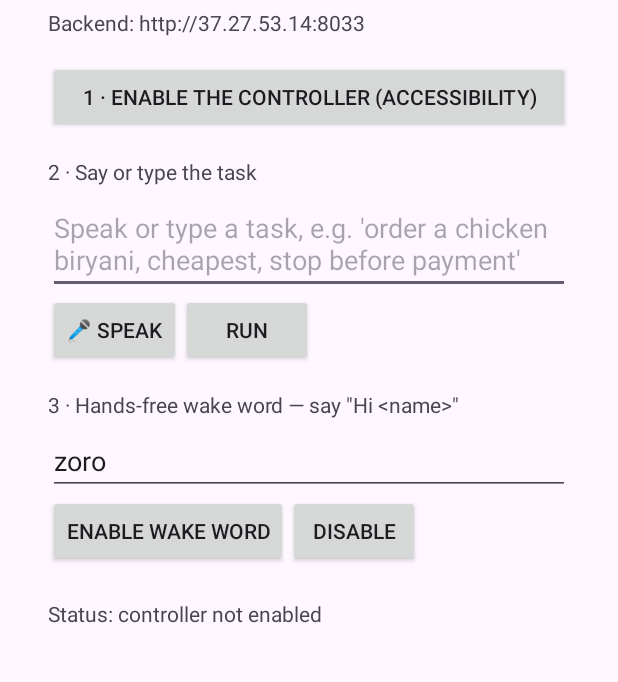
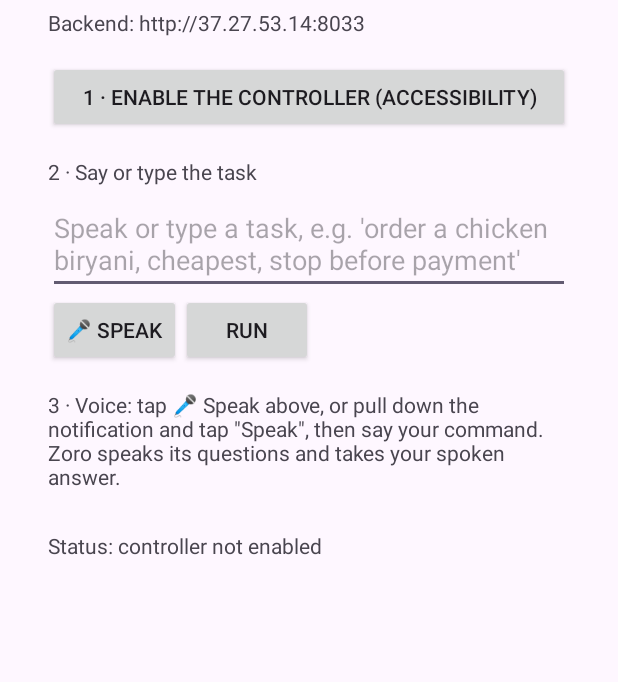
Before and after one commit to Gowravkumar123/Autonomous_Mobile_Agent, an Android app: the screen it shows after launch (MainActivity), on a phone screen of 412 x 824 dp, the part 209-891 px from its top. Run offline under Robolectric (Android 15) with nearby library versions, the phone set to English and light mode, and no system bars.

Commit message:
Replace always-on wake loop with push-to-talk (fix the runaway voice loop)
Android's SpeechRecognizer has no real hotword mode — the continuous wake loop restarted
every ~1s and never stopped. Removed it. Voice is now push-to-talk: a 'Speak' action on
the persistent notification (and the app mic) runs a single-shot listen -> command. The
clarification/approval Q&A is likewise single-shot with retry + spoken feedback. True
wake word would need a dedicated engine (Picovoice).

Co-Authored-By: Claude Opus 4.8 <noreply@anthropic.com>

```diff
--- a/android/app/src/main/java/com/quantumleap/agent/ui/MainActivity.kt
+++ b/android/app/src/main/java/com/quantumleap/agent/ui/MainActivity.kt
@@ -100,33 +100,13 @@ class MainActivity : AppCompatActivity() {
         })
         root.addView(row)
 
-        // --- hands-free wake word ("Hi <name>") ---
-        val prefs = getSharedPreferences("agent", MODE_PRIVATE)
-        val nameField = EditText(this).apply {
-            hint = "Assistant name (e.g. zoro)"
-            setText(prefs.getString("name", "zoro"))
-        }
+        // --- voice (push-to-talk) ---
         root.addView(TextView(this).apply {
-            text = "3 · Hands-free wake word — say \"Hi <name>\""; setPadding(0, 24, 0, 8)
+            text = "3 · Voice: tap 🎤 Speak above, or pull down the notification and tap " +
+                   "\"Speak\", then say your command. Zoro speaks its questions and takes " +
+                   "your spoken answer."
+            setPadding(0, 24, 0, 8)
         })
-        root.addView(nameField)
-        val wakeRow = LinearLayout(this).apply { orientation = LinearLayout.HORIZONTAL }
-        wakeRow.addView(Button(this).apply {
-            text = "Enable wake word"
-            setOnClickListener {
-                if (!hasMic()) { ensureMicPermission(); return@setOnClickListener }
-                val n = nameField.text.toString().trim().ifEmpty { "zoro" }.lowercase()
-                prefs.edit().putString("name", n).apply()
-                AgentForegroundService.wakeOn(this@MainActivity)
-                speak("Listening. Say hi $n.")
-                toast("Listening for 'Hi $n'")
-            }
-        })
-        wakeRow.addView(Button(this).apply {
-            text = "Disable"
-            setOnClickListener { AgentForegroundService.wakeOff(this@MainActivity); toast("Wake word off") }
-        })
-        root.addView(wakeRow)
 
         status = TextView(this).apply { text = "Status: idle"; setPadding(0, 32, 0, 16) }
         root.addView(status)
```
Also changed, not shown: android/app/src/main/java/com/quantumleap/agent/service/AgentForegroundService.kt (+35 -69 lines).
